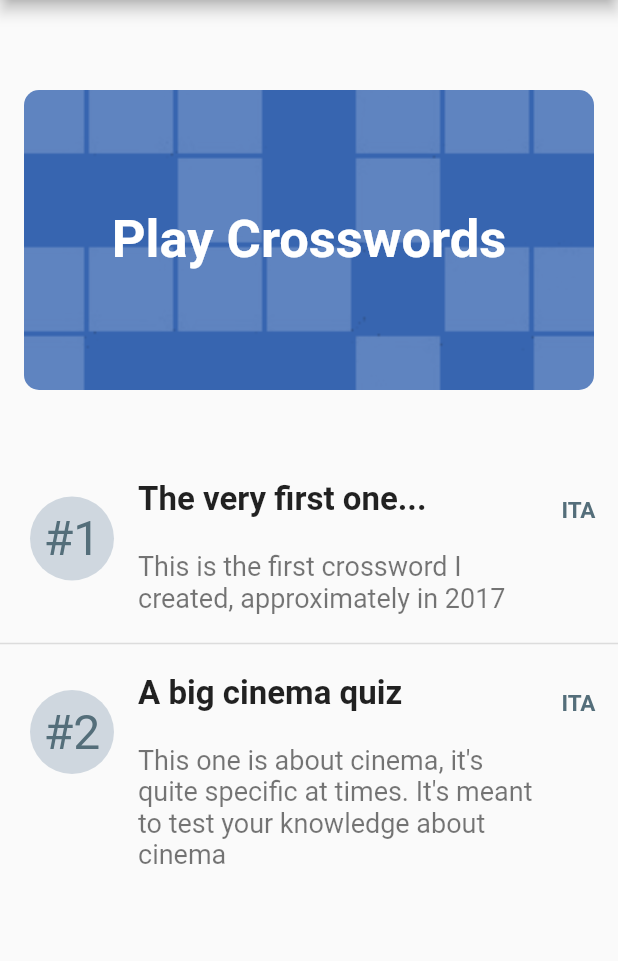
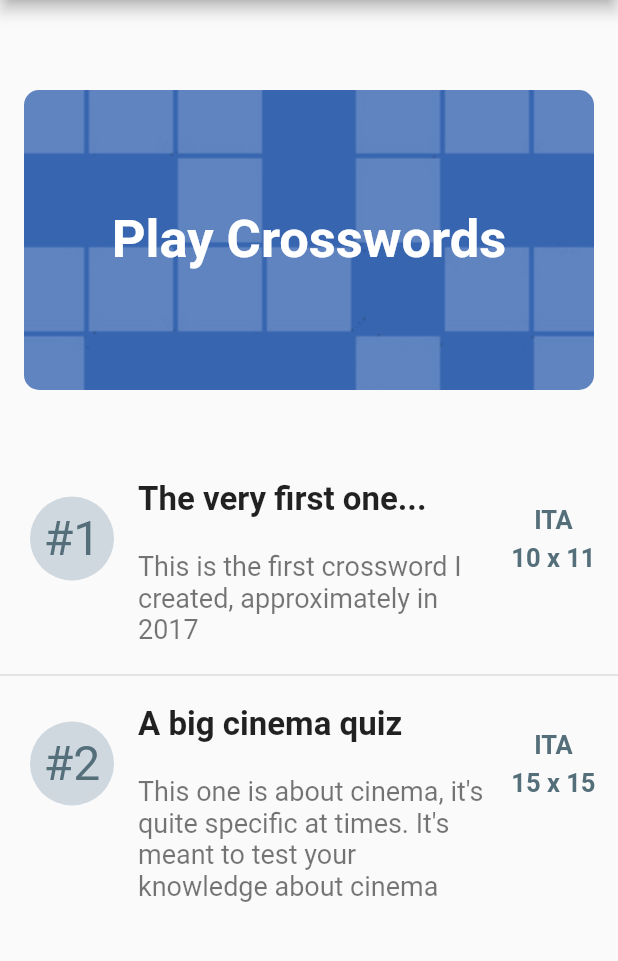
Before and after one commit to FilippoPaganelli/CruciApp, a Flutter app: the screen it shows after launch, on a phone screen of 412 x 824 dp, the part 84-1045 px from its top. Run offline on Flutter 3.47's test engine with Material 2 defaults, Android fonts, the phone set to English and light mode, and no system bars; our stand-ins replace font_awesome_flutter.

Commit message:
added rows x cols field in cwinfos.json, home.dart

```diff
--- a/lib/cw/def.dart
+++ b/lib/cw/def.dart
@@ -1,5 +1,5 @@
 // class for definitions to be shown for letter at index, with reference to the related words
-// if no definition/word is to be shown, it will get "-" as value
+// if no definition/word is to be shown, it will get "-" as a value
 class Definition {
   final int index;
   final String hDef;
--- a/lib/home/home.dart
+++ b/lib/home/home.dart
@@ -113,12 +113,29 @@ class HomePage extends StatelessWidget {
                             '\n' + data[index]["description"],
                             style: TextStyle(fontSize: 18),
                           ),
-                          trailing: Text(
-                            data[index]["language"],
-                            style: TextStyle(
-                                color: Colors.blueGrey[600],
-                                fontSize: 15,
-                                fontWeight: FontWeight.bold),
+                          trailing: Column(
+                            mainAxisAlignment: MainAxisAlignment.spaceEvenly,
+                            children: [
+                              Text(
+                                data[index]["language"],
+                                style: TextStyle(
+                                    color: Colors.blueGrey[600],
+                                    fontSize: 17,
+                                    fontWeight: FontWeight.bold),
+                              ),
+                              /*SizedBox(
+                                height: 20,
+                              ),*/
+                              Text(
+                                data[index]["rows"].toString() +
+                                    ' x ' +
+                                    data[index]["cols"].toString(),
+                                style: TextStyle(
+                                    color: Colors.blueGrey[600],
+                                    fontSize: 17,
+                                    fontWeight: FontWeight.bold),
+                              ),
+                            ],
                           ),
                           leading: Column(
                             mainAxisAlignment: MainAxisAlignment.center,
```
